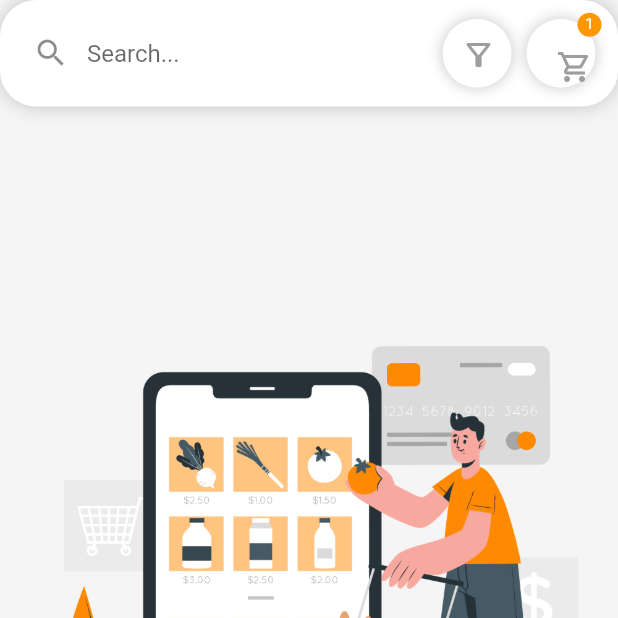
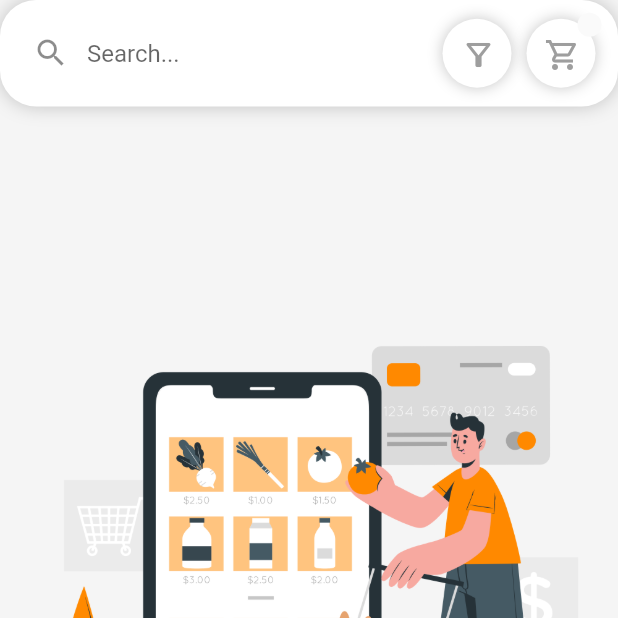
Before and after one commit to riyasfath/My_Grocery, a Flutter app: the screen it shows after launch, item 2 of the bottom bar chosen, on a phone screen of 412 x 824 dp, the top half of it. Run offline on Flutter 3.47's test engine with Material 2 defaults, Android fonts, the phone set to English and light mode, and no system bars; drawn by our look-alikes of flutter_snake_navigationbar; our stand-ins replace cached_network_image, carousel_slider, flutter_easyloading, fluttertoast, get, hive and 3 more; accounts and stored records are empty; network calls fail.

Commit message:
cart setup 21/6

```diff
--- a/lib/components/main_header.dart
+++ b/lib/components/main_header.dart
@@ -1,7 +1,9 @@
 import 'package:flutter/material.dart';
 import 'package:my_grocery/view/cart/cart_helper.dart';
+import 'package:my_grocery/view/cart/cart_screen.dart';
 
 import '../controller/controllers.dart';
+
 class MainHeader extends StatelessWidget {
   const MainHeader({Key? key}) : super(key: key);
 
@@ -12,27 +14,23 @@ decoration: BoxDecoration(
           color: Colors.white,
           borderRadius: const BorderRadius.all(Radius.circular(24)),
           boxShadow: <BoxShadow>[
-    BoxShadow(color: Colors.grey.withOpacity(0.6),
-    offset: const Offset(0,0),
-    blurRadius: 10
-    )
-  ]
-),
+            BoxShadow(
+                color: Colors.grey.withOpacity(0.6),
+                offset: const Offset(0, 0),
+                blurRadius: 10)
+          ]),
       padding: const EdgeInsets.all(10),
       child: Row(
         children: [
-          Expanded(child:  Container(
+          Expanded(
+              child: Container(
             child: TextField(
               autofocus: false,
-              onSubmitted: (val){
+              onSubmitted: (val) {
                 productController.getProductByName(keyword: val);
                 dashboardController.updateIndex(1);
-
-
               },
-              onChanged: (val){
-
-              },
+              onChanged: (val) {},
               decoration: InputDecoration(
                 contentPadding: const EdgeInsets.symmetric(
                   horizontal: 14,
@@ -41,9 +39,8 @@ decoration: BoxDecoration(
                 fillColor: Colors.white,
                 filled: true,
                 border: OutlineInputBorder(
-                  borderRadius:BorderRadius.circular(24),
-                  borderSide: BorderSide.none
-                  ),
+                    borderRadius: BorderRadius.circular(24),
+                    borderSide: BorderSide.none),
                 hintText: "Search...",
                 prefixIcon: const Icon(Icons.search),
               ),
@@ -57,26 +54,21 @@ decoration: BoxDecoration(
                 color: Colors.white,
                 shape: BoxShape.circle,
                 boxShadow: <BoxShadow>[
-                BoxShadow(
-                  color: Colors.grey.withOpacity(0.6),
-                  blurRadius: 8
-                )
-              ]
+                  BoxShadow(color: Colors.grey.withOpacity(0.6), blurRadius: 8)
+                ]),
+            padding: const EdgeInsets.all(12),
+            child: const Icon(
+              Icons.filter_alt_outlined,
+              color: Colors.grey,
             ),
-            padding: const EdgeInsets.all(12),
-            child: const Icon(Icons.filter_alt_outlined,
-
-            color: Colors.grey,),
-
           ),
           const SizedBox(width: 10),
           Badge(
-            label: const Text("1",
-            style: TextStyle(
-              color: Colors.white
-            ),),
-            backgroundColor: Theme.of(context).primaryColor,
-
+            label: const Text(
+              "",
+              style: TextStyle(color: Colors.white),
+            ),
+            backgroundColor: Theme.of(context).canvasColor,
             child: Container(
               height: 46,
               width: 46,
@@ -85,36 +77,38 @@ decoration: BoxDecoration(
                   shape: BoxShape.circle,
                   boxShadow: <BoxShadow>[
                     BoxShadow(
-                        color: Colors.grey.withOpacity(0.6),
-                        blurRadius: 8
-                    )
-                  ]
+                        color: Colors.grey.withOpacity(0.6), blurRadius: 8)
+                  ]),
+              padding: const EdgeInsets.all(12),
+
+              child: GestureDetector(
+                onTap: () {
+                  Navigator.push(
+                      context, MaterialPageRoute(builder: (context) => Cart()));
+                },
+                child: const Icon(
+                  Icons.shopping_cart_outlined,
+                  color: Colors.grey,
                 ),
-              padding: const EdgeInsets.all(12),
-              // child: const Icon(Icons.shopping_cart_outlined,
+              ),
+
+              // child:  Icon(Icons.shopping_cart_outlined,
               //   color: Colors.grey,),
 
-              child: IconButton(
-                icon: Icon(Icons.shopping_cart_outlined,
-                color: Colors.grey),
-                onPressed: () {
-                  // Navigator.push(context, MaterialPageRoute(builder: (ctx) => CartScreen()));
-                },
-
-
-              ),
-
+              // child: IconButton(
+              //   icon: const Icon(Icons.shopping_cart_outlined,
+              //   color: Colors.grey),
+              //   onPressed: () {
+              //     Navigator.push(context, MaterialPageRoute(builder: (ctx) => Cart()));
+              //   },
+              //
+              //
+              // ),
             ),
           ),
           const SizedBox(width: 5),
-
-
-
-
-
         ],
       ),
-
     );
   }
 }
```
Also changed, not shown: lib/view/cart/cart_screen.dart (+49 -90 lines). Lines whose indentation alone changed are shown as unchanged.
